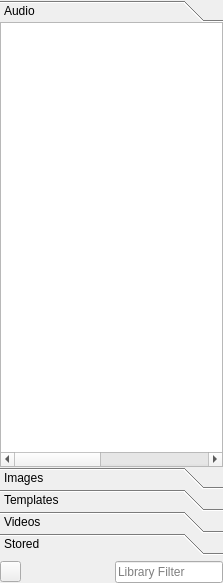
The window that trunk/Widgets/Library/LibraryWidget.ui (cambell-prince/casparcg-client) describes before a commit, drawn with Qt 5.
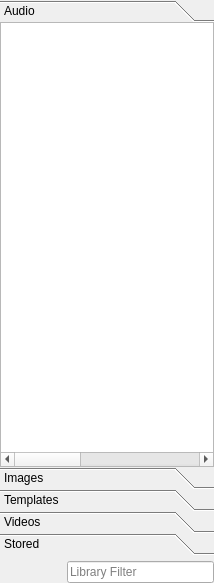
The same window after the commit. The open tabs and pages were chosen to show the change. Icons and pictures are not drawn.

```diff
--- a/trunk/Widgets/Library/LibraryWidget.ui
+++ b/trunk/Widgets/Library/LibraryWidget.ui
@@ -6,7 +6,7 @@
    <rect>
     <x>0</x>
     <y>0</y>
-    <width>223</width>
+    <width>214</width>
     <height>583</height>
    </rect>
   </property>
@@ -33,8 +33,8 @@
        <rect>
         <x>0</x>
         <y>0</y>
-        <width>98</width>
-        <height>71</height>
+        <width>214</width>
+        <height>448</height>
        </rect>
       </property>
       <attribute name="label">
@@ -67,6 +67,11 @@
          <attribute name="headerShowSortIndicator" stdset="0">
           <bool>false</bool>
          </attribute>
+         <column>
+          <property name="text">
+           <string>New Column</string>
+          </property>
+         </column>
          <column>
           <property name="text">
            <string>Name</string>
@@ -74,7 +79,7 @@
          </column>
          <column>
           <property name="text">
-           <string>Id</string>
+           <string>Color</string>
           </property>
          </column>
          <column>
@@ -391,31 +396,14 @@
    </item>
    <item>
     <layout class="QHBoxLayout" name="horizontalLayout">
-     <item>
-      <widget class="QToolButton" name="toolButtonRefresh">
-       <property name="minimumSize">
-        <size>
-         <width>21</width>
-         <height>21</height>
-        </size>
-       </property>
-       <property name="maximumSize">
-        <size>
-         <width>21</width>
-         <height>21</height>
-        </size>
-       </property>
-       <property name="icon">
-        <iconset resource="../Resource.qrc">
-         <normaloff>:/Graphics/Images/Refresh.png</normaloff>:/Graphics/Images/Refresh.png</iconset>
-       </property>
-      </widget>
-     </item>
      <item>
       <spacer name="horizontalSpacer">
        <property name="orientation">
         <enum>Qt::Horizontal</enum>
        </property>
+       <property name="sizeType">
+        <enum>QSizePolicy::Expanding</enum>
+       </property>
        <property name="sizeHint" stdset="0">
         <size>
          <width>40</width>
@@ -427,14 +415,14 @@
      <item>
       <widget class="QLineEdit" name="lineEditFilter">
        <property name="sizePolicy">
-        <sizepolicy hsizetype="Fixed" vsizetype="Fixed">
+        <sizepolicy hsizetype="Preferred" vsizetype="Fixed">
          <horstretch>0</horstretch>
          <verstretch>0</verstretch>
         </sizepolicy>
        </property>
        <property name="minimumSize">
         <size>
-         <width>0</width>
+         <width>147</width>
          <height>22</height>
         </size>
        </property>
```
Left out of the diff: 65 changed lines with no effect on the pictures.
